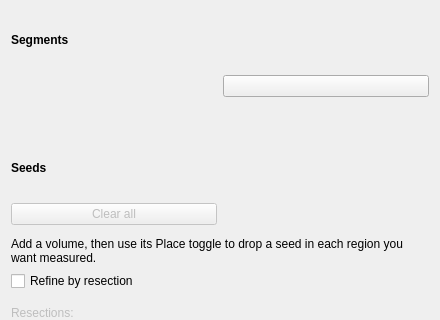
This is LiverVolumetry/Resources/UI/LiverVolumetryWidget.ui in ALive-research/Slicer-Liver as Qt 5 draws it before an edit; both pictures show x 0 to 440 and y 0 to 320 of the 440 by 460 pixel window. The edited form follows.
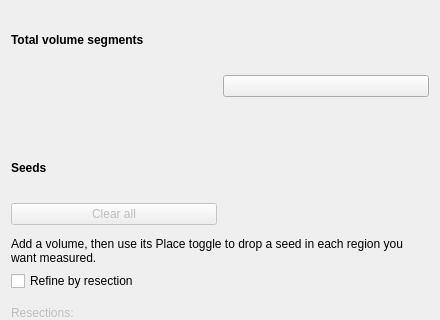
This is the edited form. Custom widgets are drawn as their Qt base class.

Commit message: ENH: Rescope the Segments section as Total volume segments

```diff
--- a/LiverVolumetry/Resources/UI/LiverVolumetryWidget.ui
+++ b/LiverVolumetry/Resources/UI/LiverVolumetryWidget.ui
@@ -20,7 +20,10 @@
    <item>
     <widget class="QLabel" name="SegmentsSectionLabel">
      <property name="text">
-      <string>Segments</string>
+      <string>Total volume segments</string>
+     </property>
+     <property name="toolTip">
+      <string>&lt;html&gt;&lt;head/&gt;&lt;body&gt;&lt;p&gt;Ticked segments define the total volume that percentages are measured against. With no segment ticked, all segments define the total.&lt;/p&gt;&lt;/body&gt;&lt;/html&gt;</string>
      </property>
      <property name="styleSheet">
       <string notr="true">font-weight: bold;</string>
```
Left out of the diff: 2 changed lines with no effect on the pictures. The commit also changes 4 other files.
